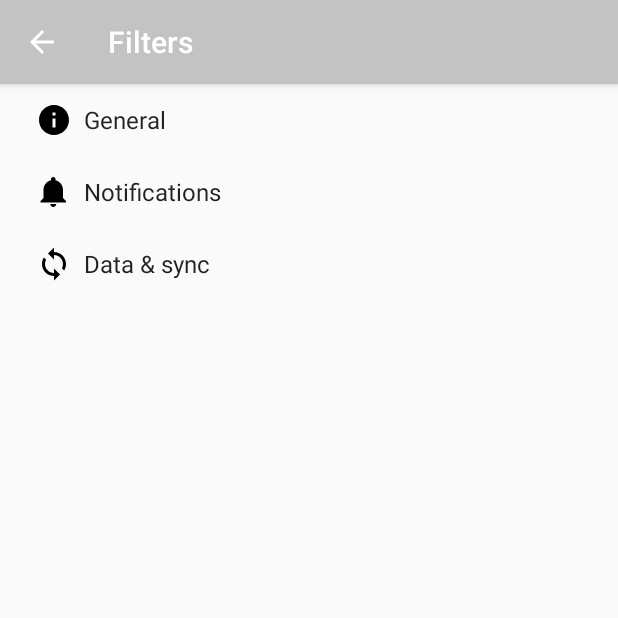
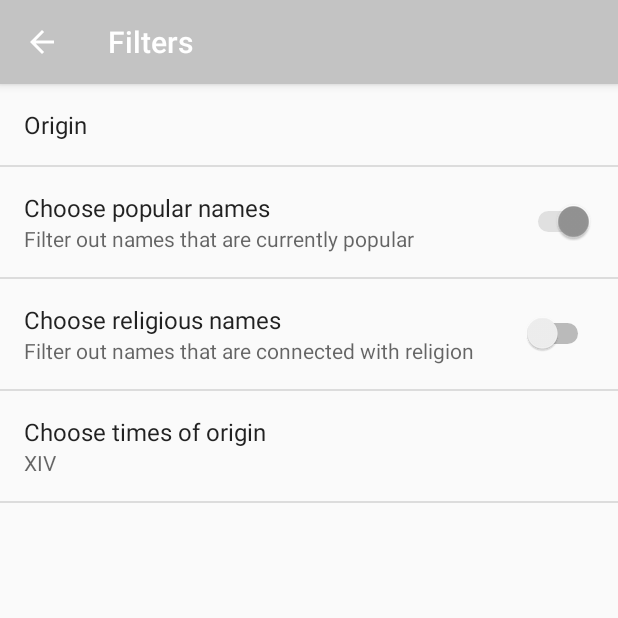
Before and after one commit to nameFactory/NameFactory, an Android app: the screen it shows after launch (Filters), after a tap on an icon or button, on a phone screen of 412 x 824 dp, the top half of it. Run offline under Robolectric (Android 15) with nearby library versions, the phone set to English and light mode, and no system bars.

Commit message:
dodanie filtrow

```diff
--- a/app/src/main/java/pl/edu/pw/mini/namefactory/Filters.java
+++ b/app/src/main/java/pl/edu/pw/mini/namefactory/Filters.java
@@ -54,28 +54,6 @@ public class Filters extends AppCompatPreferenceActivity {
                         index >= 0
                                 ? listPreference.getEntries()[index]
                                 : null);
-
-            } else if (preference instanceof RingtonePreference) {
-                // For ringtone preferences, look up the correct display value
-                // using RingtoneManager.
-                if (TextUtils.isEmpty(stringValue)) {
-                    // Empty values correspond to 'silent' (no ringtone).
-                    preference.setSummary(R.string.pref_ringtone_silent);
-
-                } else {
-                    Ringtone ringtone = RingtoneManager.getRingtone(
-                            preference.getContext(), Uri.parse(stringValue));
-
-                    if (ringtone == null) {
-                        // Clear the summary if there was a lookup error.
-                        preference.setSummary(null);
-                    } else {
-                        // Set the summary to reflect the new ringtone display
-                        // name.
-                        String name = ringtone.getTitle(preference.getContext());
-                        preference.setSummary(name);
-                    }
-                }
 
             } else {
                 // For all other preferences, set the summary to the value's
@@ -141,14 +119,14 @@ public class Filters extends AppCompatPreferenceActivity {
         return isXLargeTablet(this);
     }
 
-    /**
+/*    *//**
      * {@inheritDoc}
-     */
+     *//*
     @Override
     @TargetApi(Build.VERSION_CODES.HONEYCOMB)
     public void onBuildHeaders(List<Header> target) {
         loadHeadersFromResource(R.xml.pref_headers, target);
-    }
+    }*/
 
     /**
      * This method stops fragment injection in malicious applications.
@@ -156,15 +134,46 @@ public class Filters extends AppCompatPreferenceActivity {
      */
     protected boolean isValidFragment(String fragmentName) {
         return PreferenceFragment.class.getName().equals(fragmentName)
-                || GeneralPreferenceFragment.class.getName().equals(fragmentName)
-                || DataSyncPreferenceFragment.class.getName().equals(fragmentName)
-                || NotificationPreferenceFragment.class.getName().equals(fragmentName);
+                || FiltersPreferenceFragment.class.getName().equals(fragmentName);
     }
+
+    /**
+     * This fragment shows all preferences.
+     */
+    @TargetApi(Build.VERSION_CODES.HONEYCOMB)
+    public static class FiltersPreferenceFragment extends PreferenceFragment {
+        @Override
+        public void onCreate(Bundle savedInstanceState) {
+            super.onCreate(savedInstanceState);
+            addPreferencesFromResource(R.xml.pref_filters);
+            setHasOptionsMenu(true);
+
+            // Bind the summaries of EditText/List/Dialog/Ringtone preferences
+            // to their values. When their values change, their summaries are
+            // updated to reflect the new value, per the Android Design
+            // guidelines.
+            bindPreferenceSummaryToValue(findPreference("origin"));
+            //bindPreferenceSummaryToValue(findPreference("popularity"));
+           // bindPreferenceSummaryToValue(findPreference("religion"));
+            bindPreferenceSummaryToValue(findPreference("time_period"));
+        }
+
+        @Override
+        public boolean onOptionsItemSelected(MenuItem item) {
+            int id = item.getItemId();
+            if (id == android.R.id.home) {
+                startActivity(new Intent(getActivity(), Filters.class));
+                return true;
+            }
+            return super.onOptionsItemSelected(item);
+        }
+    }
+
 
     /**
      * This fragment shows general preferences only. It is used when the
      * activity is showing a two-pane settings UI.
-     */
+     *//*
     @TargetApi(Build.VERSION_CODES.HONEYCOMB)
     public static class GeneralPreferenceFragment extends PreferenceFragment {
         @Override
@@ -192,10 +201,10 @@ public class Filters extends AppCompatPreferenceActivity {
         }
     }
 
-    /**
+    *//**
      * This fragment shows notification preferences only. It is used when the
      * activity is showing a two-pane settings UI.
-     */
+     *//*
     @TargetApi(Build.VERSION_CODES.HONEYCOMB)
     public static class NotificationPreferenceFragment extends PreferenceFragment {
         @Override
@@ -220,35 +229,6 @@ public class Filters extends AppCompatPreferenceActivity {
             }
             return super.onOptionsItemSelected(item);
         }
-    }
+    }*/
 
-    /**
-     * This fragment shows data and sync preferences only. It is used when the
-     * activity is showing a two-pane settings UI.
-     */
-    @TargetApi(Build.VERSION_CODES.HONEYCOMB)
-    public static class DataSyncPreferenceFragment extends PreferenceFragment {
-        @Override
-        public void onCreate(Bundle savedInstanceState) {
-            super.onCreate(savedInstanceState);
-            addPreferencesFromResource(R.xml.pref_data_sync);
-            setHasOptionsMenu(true);
-
-            // Bind the summaries of EditText/List/Dialog/Ringtone preferences
-            // to their values. When their values change, their summaries are
-            // updated to reflect the new value, per the Android Design
-            // guidelines.
-            bindPreferenceSummaryToValue(findPreference("sync_frequency"));
-        }
-
-        @Override
-        public boolean onOptionsItemSelected(MenuItem item) {
-            int id = item.getItemId();
-            if (id == android.R.id.home) {
-                startActivity(new Intent(getActivity(), Filters.class));
-                return true;
-            }
-            return super.onOptionsItemSelected(item);
-        }
-    }
 }
--- a/app/src/main/java/pl/edu/pw/mini/namefactory/RankingList.java
+++ b/app/src/main/java/pl/edu/pw/mini/namefactory/RankingList.java
@@ -2,6 +2,7 @@ package pl.edu.pw.mini.namefactory;
 
 import android.content.Intent;
 import android.os.Bundle;
+import android.preference.PreferenceActivity;
 import android.support.design.widget.FloatingActionButton;
 import android.support.design.widget.Snackbar;
 import android.support.v7.widget.DefaultItemAnimator;
@@ -41,6 +42,8 @@ public class RankingList extends AppCompatActivity
             @Override
             public void onClick(View view) {
                 Intent in = new Intent(getApplicationContext(), Filters.class);
+                in.putExtra( PreferenceActivity.EXTRA_SHOW_FRAGMENT, Filters.FiltersPreferenceFragment.class.getName() );
+                in.putExtra( PreferenceActivity.EXTRA_NO_HEADERS, true );
                 startActivity(in);
             }
         });
--- a/app/src/main/res/values/strings.xml
+++ b/app/src/main/res/values/strings.xml
@@ -39,72 +39,28 @@
     <!-- Strings related to Settings -->
 
     <!-- Example General settings -->
-    <string name="pref_header_general">General</string>
 
-    <string name="pref_title_social_recommendations">Enable social recommendations</string>
-    <string name="pref_description_social_recommendations">Recommendations for people to contact
-        based on your message history
-    </string>
+    <!--Filters settings-->
 
-    <string name="pref_title_display_name">Display name</string>
-    <string name="pref_default_display_name">John Smith</string>
+    <string name="pref_title_popularity">Choose popular names</string>
+    <string name="pref_description_popularity">Filter out names that are currently popular</string>
 
-    <string name="pref_title_add_friends_to_messages">Add friends to messages</string>
-    <string-array name="pref_example_list_titles">
-        <item>Always</item>
-        <item>When possible</item>
-        <item>Never</item>
+    <string name="pref_title_religion">Choose religious names</string>
+    <string name="pref_description_religion">Filter out names that are connected with religion</string>
+
+    <string name="pref_title_time_period">Choose times of origin</string>
+    <string name="pref_default_time_period">XIV</string>
+
+    <string name="pref_title_origin">Origin</string>
+    <string-array name="pref_origin_titles">
+        <item>Polskie</item>
+        <item>Brytyjskie</item>
+        <item>Rzymskie</item>
     </string-array>
-    <string-array name="pref_example_list_values">
+    <string-array name="pref_origin_values">
+        <item>0</item>
         <item>1</item>
-        <item>0</item>
-        <item>-1</item>
+        <item>2</item>
     </string-array>
 
-    <!-- Example settings for Data & Sync -->
-    <string name="pref_header_data_sync">Data &amp; sync</string>
-
-    <string name="pref_title_sync_frequency">Sync frequency</string>
-    <string-array name="pref_sync_frequency_titles">
-        <item>15 minutes</item>
-        <item>30 minutes</item>
-        <item>1 hour</item>
-        <item>3 hours</item>
-        <item>6 hours</item>
-        <item>Never</item>
-    </string-array>
-    <string-array name="pref_sync_frequency_values">
-        <item>15</item>
-        <item>30</item>
-        <item>60</item>
-        <item>180</item>
-        <item>360</item>
-        <item>-1</item>
-    </string-array>
-
-    <string-array name="list_preference_entries">
-        <item>Entry 1</item>
-        <item>Entry 2</item>
-        <item>Entry 3</item>
-    </string-array>
-
-    <string-array name="list_preference_entry_values">
-        <item>1</item>
-        <item>2</item>
-        <item>3</item>
-    </string-array>
-
-    <string-array name="multi_select_list_preference_default_value" />
-
-    <string name="pref_title_system_sync_settings">System sync settings</string>
-
-    <!-- Example settings for Notifications -->
-    <string name="pref_header_notifications">Notifications</string>
-
-    <string name="pref_title_new_message_notifications">New message notifications</string>
-
-    <string name="pref_title_ringtone">Ringtone</string>
-    <string name="pref_ringtone_silent">Silent</string>
-
-    <string name="pref_title_vibrate">Vibrate</string>
 </resources>
--- a/app/src/main/res/xml/pref_data_sync.xml
+++ /dev/null
@@ -1,21 +0,0 @@
-<PreferenceScreen xmlns:android="http://schemas.android.com/apk/res/android">
-
-    <!-- NOTE: Hide buttons to simplify the UI. Users can touch outside the dialog to
-         dismiss it. -->
-    <!-- NOTE: ListPreference's summary should be set to its value by the activity code. -->
-    <ListPreference
-        android:defaultValue="180"
-        android:entries="@array/pref_sync_frequency_titles"
-        android:entryValues="@array/pref_sync_frequency_values"
-        android:key="sync_frequency"
-        android:negativeButtonText="@null"
-        android:positiveButtonText="@null"
-        android:title="@string/pref_title_sync_frequency" />
-
-    <!-- This preference simply launches an intent when selected. Use this UI sparingly, per
-         design guidelines. -->
-    <Preference android:title="@string/pref_title_system_sync_settings">
-        <intent android:action="android.settings.SYNC_SETTINGS" />
-    </Preference>
-
-</PreferenceScreen>
--- /dev/null
+++ b/app/src/main/res/xml/pref_filters.xml
@@ -0,0 +1,42 @@
+<?xml version="1.0" encoding="utf-8"?>
+<PreferenceScreen xmlns:android="http://schemas.android.com/apk/res/android">
+
+    <!-- NOTE: Hide buttons to simplify the UI. Users can touch outside the dialog to
+     dismiss it. -->
+    <!-- NOTE: ListPreference's summary should be set to its value by the activity code. -->
+    <ListPreference
+        android:defaultValue="-1"
+        android:entries="@array/pref_origin_titles"
+        android:entryValues="@array/pref_origin_values"
+        android:key="origin"
+        android:negativeButtonText="@null"
+        android:positiveButtonText="@null"
+        android:title="@string/pref_title_origin" />
+
+    <SwitchPreference
+        android:defaultValue="true"
+        android:key="popularity"
+        android:summary="@string/pref_description_popularity"
+        android:title="@string/pref_title_popularity" />
+
+    <SwitchPreference
+        android:defaultValue="false"
+        android:key="religion"
+        android:summary="@string/pref_description_religion"
+        android:title="@string/pref_title_religion" />
+
+    <!-- NOTE: EditTextPreference accepts EditText attributes. -->
+    <!-- NOTE: EditTextPreference's summary should be set to its value by the activity code. -->
+    <EditTextPreference
+        android:capitalize="words"
+        android:defaultValue="@string/pref_default_time_period"
+        android:inputType="textCapWords"
+        android:key="time_period"
+        android:maxLines="1"
+        android:selectAllOnFocus="true"
+        android:singleLine="true"
+        android:title="@string/pref_title_time_period" />
+
+
+
+</PreferenceScreen>
--- a/app/src/main/res/xml/pref_general.xml
+++ /dev/null
@@ -1,33 +0,0 @@
-<PreferenceScreen xmlns:android="http://schemas.android.com/apk/res/android">
-
-    <SwitchPreference
-        android:defaultValue="true"
-        android:key="example_switch"
-        android:summary="@string/pref_description_social_recommendations"
-        android:title="@string/pref_title_social_recommendations" />
-
-    <!-- NOTE: EditTextPreference accepts EditText attributes. -->
-    <!-- NOTE: EditTextPreference's summary should be set to its value by the activity code. -->
-    <EditTextPreference
-        android:capitalize="words"
-        android:defaultValue="@string/pref_default_display_name"
-        android:inputType="textCapWords"
-        android:key="example_text"
-        android:maxLines="1"
-        android:selectAllOnFocus="true"
-        android:singleLine="true"
-        android:title="@string/pref_title_display_name" />
-
-    <!-- NOTE: Hide buttons to simplify the UI. Users can touch outside the dialog to
-         dismiss it. -->
-    <!-- NOTE: ListPreference's summary should be set to its value by the activity code. -->
-    <ListPreference
-        android:defaultValue="-1"
-        android:entries="@array/pref_example_list_titles"
-        android:entryValues="@array/pref_example_list_values"
-        android:key="example_list"
-        android:negativeButtonText="@null"
-        android:positiveButtonText="@null"
-        android:title="@string/pref_title_add_friends_to_messages" />
-
-</PreferenceScreen>
--- a/app/src/main/res/xml/pref_headers.xml
+++ /dev/null
@@ -1,20 +0,0 @@
-<preference-headers xmlns:android="http://schemas.android.com/apk/res/android">
-
-    <!-- These settings headers are only used on tablets. -->
-
-    <header
-        android:fragment="pl.edu.pw.mini.namefactory.Filters$GeneralPreferenceFragment"
-        android:icon="@drawable/ic_info_black_24dp"
-        android:title="@string/pref_header_general" />
-
-    <header
-        android:fragment="pl.edu.pw.mini.namefactory.Filters$NotificationPreferenceFragment"
-        android:icon="@drawable/ic_notifications_black_24dp"
-        android:title="@string/pref_header_notifications" />
-
-    <header
-        android:fragment="pl.edu.pw.mini.namefactory.Filters$DataSyncPreferenceFragment"
-        android:icon="@drawable/ic_sync_black_24dp"
-        android:title="@string/pref_header_data_sync" />
-
-</preference-headers>
--- a/app/src/main/res/xml/pref_notification.xml
+++ /dev/null
@@ -1,26 +0,0 @@
-<PreferenceScreen xmlns:android="http://schemas.android.com/apk/res/android">
-
-    <!-- A 'parent' preference, which enables/disables child preferences (below)
-         when checked/unchecked. -->
-    <SwitchPreference
-        android:defaultValue="true"
-        android:key="notifications_new_message"
-        android:title="@string/pref_title_new_message_notifications" />
-
-    <!-- Allows the user to choose a ringtone in the 'notification' category. -->
-    <!-- NOTE: This preference will be enabled only when the checkbox above is checked. -->
-    <!-- NOTE: RingtonePreference's summary should be set to its value by the activity code. -->
-    <RingtonePreference
-        android:dependency="notifications_new_message"
-        android:key="notifications_new_message_ringtone"
-        android:ringtoneType="notification"
-        android:title="@string/pref_title_ringtone" />
-
-    <!-- NOTE: This preference will be enabled only when the checkbox above is checked. -->
-    <SwitchPreference
-        android:defaultValue="true"
-        android:dependency="notifications_new_message"
-        android:key="notifications_new_message_vibrate"
-        android:title="@string/pref_title_vibrate" />
-
-</PreferenceScreen>
```
